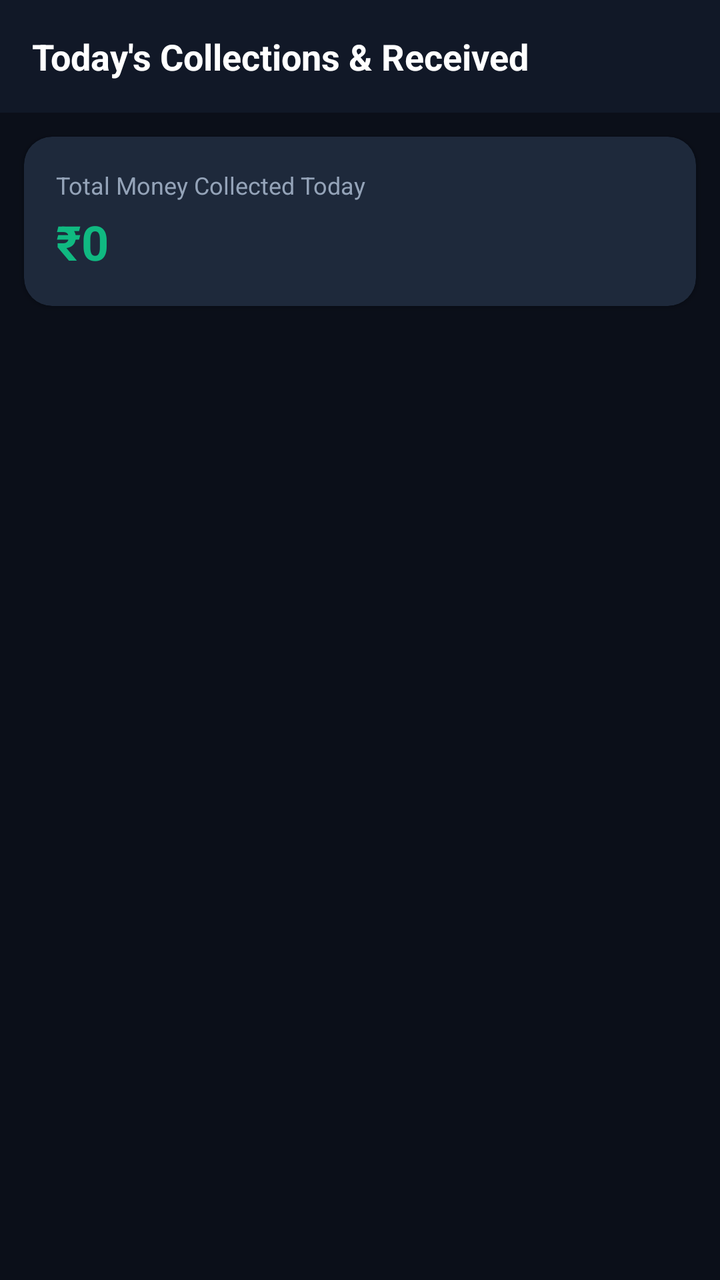
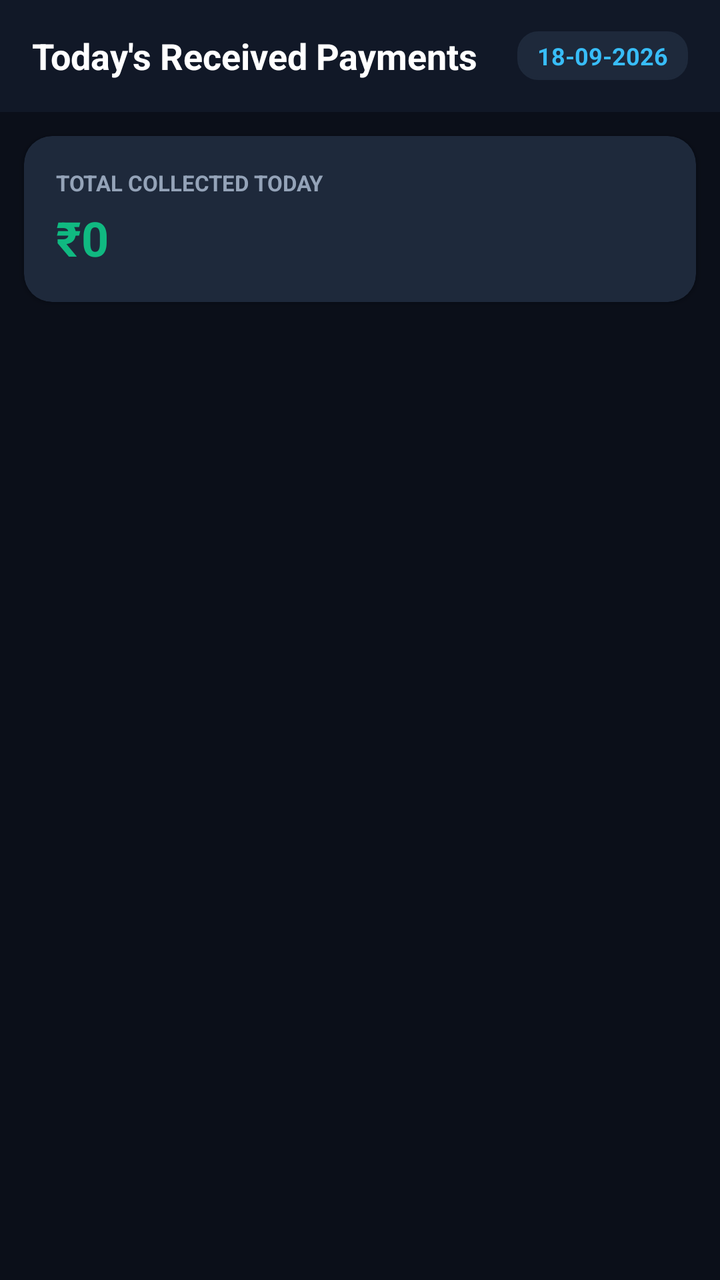

The first picture is an Android layout as it rendered before a commit; the second is the same layout after the commit. The layout source and the unified diff follow.
<!-- AndroidManifest.xml: application theme Theme.QuickLoan -->
<!-- res/layout/activity_todays_payment.xml -->
<?xml version="1.0" encoding="utf-8"?>
<LinearLayout xmlns:android="http://schemas.android.com/apk/res/android"
    xmlns:app="http://schemas.android.com/apk/res-auto"
    android:layout_width="match_parent"
    android:layout_height="match_parent"
    android:background="@color/surface_bg"
    android:orientation="vertical">

    <TextView
        android:layout_width="match_parent"
        android:layout_height="wrap_content"
        android:background="@color/brand_primary"
        android:padding="16dp"
        android:text="Today's Collections &amp; Received"
        android:textColor="#FFFFFF"
        android:textSize="18sp"
        android:textStyle="bold" />

    
    <androidx.cardview.widget.CardView
        android:layout_width="match_parent"
        android:layout_height="wrap_content"
        android:layout_margin="12dp"
        app:cardBackgroundColor="@color/card_bg"
        app:cardCornerRadius="14dp"
        app:cardElevation="2dp">

        <LinearLayout
            android:layout_width="match_parent"
            android:layout_height="wrap_content"
            android:orientation="vertical"
            android:padding="16dp">

            <TextView
                android:layout_width="wrap_content"
                android:layout_height="wrap_content"
                android:text="Total Money Collected Today"
                android:textColor="@color/text_muted"
                android:textSize="12sp" />

            <TextView
                android:id="@+id/tvTotalCollectedAmount"
                android:layout_width="wrap_content"
                android:layout_height="wrap_content"
                android:layout_marginTop="4dp"
                android:text="₹0"
                android:textColor="@color/brand_emerald"
                android:textSize="24sp"
                android:textStyle="bold" />
        </LinearLayout>
    </androidx.cardview.widget.CardView>

    <TextView
        android:id="@+id/tvEmptyPayments"
        android:layout_width="match_parent"
        android:layout_height="wrap_content"
        android:gravity="center"
        android:padding="24dp"
        android:text="No payments collected today yet"
        android:textColor="@color/text_muted"
        android:visibility="gone" />

    <androidx.recyclerview.widget.RecyclerView
        android:id="@+id/rvTodaysPayments"
        android:layout_width="match_parent"
        android:layout_height="match_parent"
        android:paddingHorizontal="6dp" />
</LinearLayout>
<!-- resources referenced by this layout -->
<resources>
  <color name="brand_emerald">#10B981</color>
  <color name="brand_primary">#111827</color>
  <color name="card_bg">#1E293B</color>
  <color name="surface_bg">#0B0F19</color>
  <color name="text_muted">#94A3B8</color>
  <style name="Theme.QuickLoan" parent="Theme.AppCompat.DayNight.NoActionBar">
          
          <item name="android:windowBackground">@color/surface_bg</item>
          <item name="android:colorBackground">@color/surface_bg</item>
  
          
          <item name="colorPrimary">@color/header_bg</item>
          <item name="colorPrimaryDark">#070A10</item>
          <item name="colorAccent">@color/brand_accent</item>
  
          
          <item name="android:statusBarColor">@color/header_bg</item>
          <item name="android:navigationBarColor">#070A10</item>
          <item name="android:windowLightStatusBar">false</item>
      </style>
  <color name="header_bg">#111827</color>
  <color name="brand_accent">#38BDF8</color>
</resources>

<!-- the commit's change to res/layout/activity_todays_payment.xml (unified diff, before → after) -->
@@ -3,25 +3,47 @@
     xmlns:app="http://schemas.android.com/apk/res-auto"
     android:layout_width="match_parent"
     android:layout_height="match_parent"
-    android:background="@color/surface_bg"
+    android:background="#0B0F19"
     android:orientation="vertical">
 
-    <TextView
+    
+    <LinearLayout
         android:layout_width="match_parent"
-        android:layout_height="wrap_content"
-        android:background="@color/brand_primary"
-        android:padding="16dp"
-        android:text="Today's Collections &amp; Received"
-        android:textColor="#FFFFFF"
-        android:textSize="18sp"
-        android:textStyle="bold" />
+        android:layout_height="56dp"
+        android:background="#111827"
+        android:gravity="center_vertical"
+        android:orientation="horizontal"
+        android:paddingHorizontal="16dp">
+
+        <TextView
+            android:layout_width="0dp"
+            android:layout_height="wrap_content"
+            android:layout_weight="1"
+            android:text="Today's Received Payments"
+            android:textColor="#FFFFFF"
+            android:textSize="18sp"
+            android:textStyle="bold" />
+
+        <TextView
+            android:id="@+id/tvPaymentDateBadge"
+            android:layout_width="wrap_content"
+            android:layout_height="wrap_content"
+            android:background="@drawable/edittext_bg"
+            android:backgroundTint="#1E293B"
+            android:paddingHorizontal="10dp"
+            android:paddingVertical="4dp"
+            android:text="18-09-2026"
+            android:textColor="#38BDF8"
+            android:textSize="12sp"
+            android:textStyle="bold" />
+    </LinearLayout>
 
     
     <androidx.cardview.widget.CardView
         android:layout_width="match_parent"
         android:layout_height="wrap_content"
         android:layout_margin="12dp"
-        app:cardBackgroundColor="@color/card_bg"
+        app:cardBackgroundColor="#1E293B"
         app:cardCornerRadius="14dp"
         app:cardElevation="2dp">
 
@@ -34,9 +56,10 @@
             <TextView
                 android:layout_width="wrap_content"
                 android:layout_height="wrap_content"
-                android:text="Total Money Collected Today"
-                android:textColor="@color/text_muted"
-                android:textSize="12sp" />
+                android:text="TOTAL COLLECTED TODAY"
+                android:textColor="#94A3B8"
+                android:textSize="11sp"
+                android:textStyle="bold" />
 
             <TextView
                 android:id="@+id/tvTotalCollectedAmount"
@@ -44,25 +67,31 @@
                 android:layout_height="wrap_content"
                 android:layout_marginTop="4dp"
                 android:text="₹0"
-                android:textColor="@color/brand_emerald"
+                android:textColor="#10B981"
                 android:textSize="24sp"
                 android:textStyle="bold" />
         </LinearLayout>
     </androidx.cardview.widget.CardView>
 
+    
     <TextView
         android:id="@+id/tvEmptyPayments"
         android:layout_width="match_parent"
         android:layout_height="wrap_content"
         android:gravity="center"
-        android:padding="24dp"
+        android:padding="40dp"
         android:text="No payments collected today yet"
-        android:textColor="@color/text_muted"
+        android:textColor="#64748B"
+        android:textSize="14sp"
         android:visibility="gone" />
 
+    
     <androidx.recyclerview.widget.RecyclerView
         android:id="@+id/rvTodaysPayments"
         android:layout_width="match_parent"
         android:layout_height="match_parent"
-        android:paddingHorizontal="6dp" />
+        android:clipToPadding="false"
+        android:paddingHorizontal="6dp"
+        android:paddingBottom="16dp" />
+
 </LinearLayout>
<!-- resource entries referenced after the edit -->
@@ -1,10 +1,14 @@
 <!-- resources referenced by this layout -->
 <resources>
-  <color name="brand_emerald">#10B981</color>
-  <color name="brand_primary">#111827</color>
-  <color name="card_bg">#1E293B</color>
+  <!-- drawable edittext_bg (drawable) -->
+  <?xml version="1.0" encoding="utf-8"?>
+  <shape xmlns:android="http://schemas.android.com/apk/res/android"
+      android:shape="rectangle">
+      <solid android:color="#1E293B" />
+      <stroke android:width="1dp" android:color="#475569" />
+      <corners android:radius="10dp" />
+  </shape>
   <color name="surface_bg">#0B0F19</color>
-  <color name="text_muted">#94A3B8</color>
   <style name="Theme.QuickLoan" parent="Theme.AppCompat.DayNight.NoActionBar">
           
           <item name="android:windowBackground">@color/surface_bg</item>
